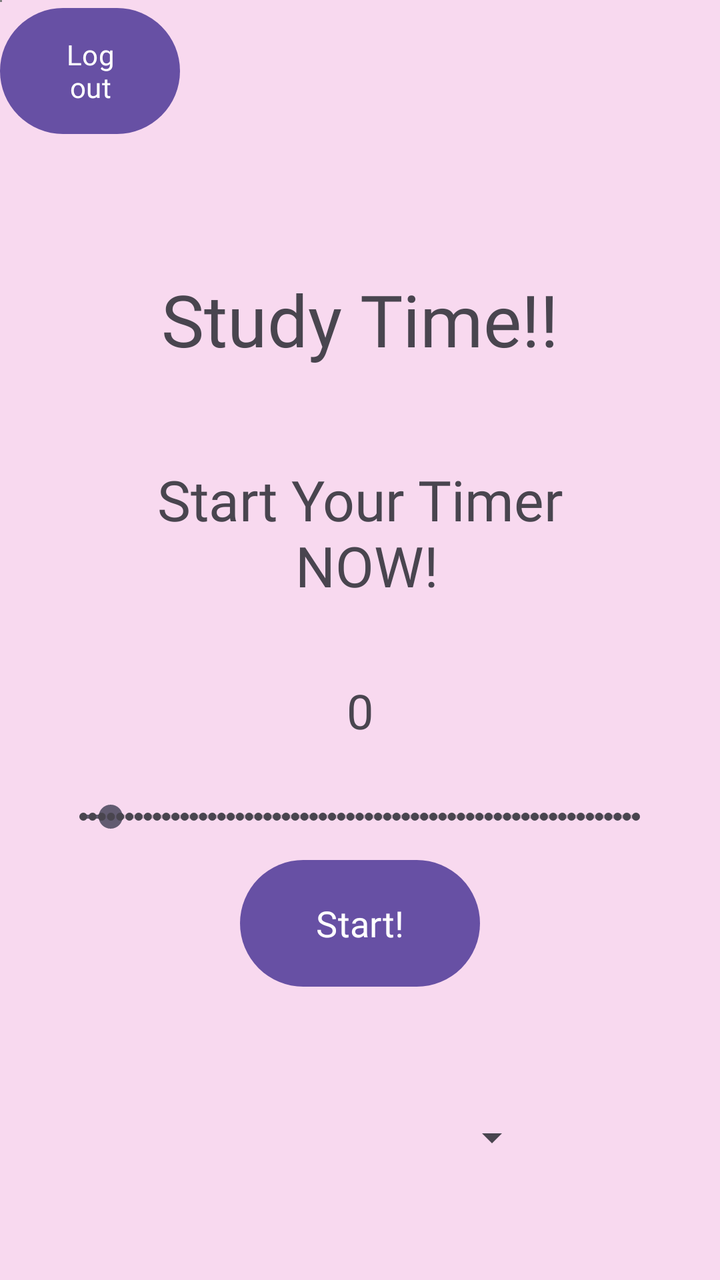
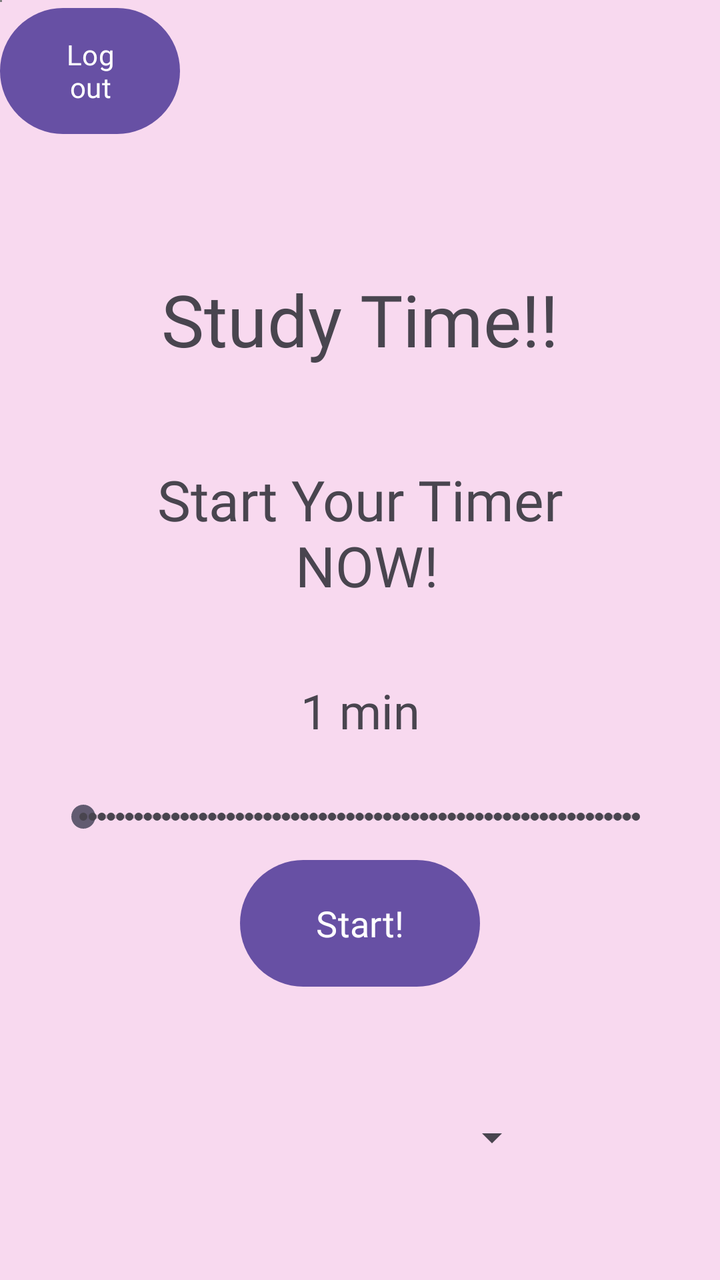

The first picture is an Android layout as it rendered before a commit; the second is the same layout after the commit. The layout source and the unified diff follow.
<!-- AndroidManifest.xml: application theme Theme.LockInApp -->
<!-- res/layout/study_fragment.xml -->
<?xml version="1.0" encoding="utf-8"?>
<androidx.constraintlayout.widget.ConstraintLayout xmlns:android="http://schemas.android.com/apk/res/android"
    xmlns:app="http://schemas.android.com/apk/res-auto"
    xmlns:tools="http://schemas.android.com/tools"
    android:id="@+id/main"
    android:layout_width="match_parent"
    android:layout_height="match_parent"
    tools:context=".MainStudyActivity">

    <LinearLayout
        android:layout_width="match_parent"
        android:layout_height="match_parent"
        android:background="#F8D9EF"
        android:orientation="vertical">

        <LinearLayout
            android:layout_width="match_parent"
            android:layout_height="0dp"
            android:layout_weight="2"
            android:orientation="horizontal">

            <Button
                android:id="@+id/btnLogOut"
                android:layout_width="0dp"
                android:layout_height="match_parent"
                android:layout_weight="1"
                android:fontFamily="@font/actor"
                android:text="Log out"
                android:textSize="14sp" />

            <Space
                android:layout_width="0dp"
                android:layout_height="match_parent"
                android:layout_weight="3" />
        </LinearLayout>

        <Space
            android:layout_width="wrap_content"
            android:layout_height="0dp"
            android:layout_weight="1" />

        <TextView
            android:id="@+id/textView"
            android:layout_width="match_parent"
            android:layout_height="0dp"
            android:layout_weight="3"
            android:fontFamily="@font/actor"
            android:gravity="center"
            android:text="Study Time!!"
            android:textSize="36sp" />

        <TextView
            android:id="@+id/textView4"
            android:layout_width="match_parent"
            android:layout_height="0dp"
            android:layout_weight="3"
            android:fontFamily="@font/actor"
            android:gravity="center"
            android:text="Start Your Timer\n NOW!"
            android:textSize="28sp" />

        <TextView
            android:id="@+id/tvSelectedTime"
            android:layout_width="match_parent"
            android:layout_height="0dp"
            android:layout_weight="2"
            android:fontFamily="@font/aldrich"
            android:gravity="center"
            android:text="0"
            android:textSize="24sp" />

        <LinearLayout
            android:layout_width="match_parent"
            android:layout_height="0dp"
            android:layout_weight="1"
            android:orientation="horizontal">

            <Space
                android:layout_width="wrap_content"
                android:layout_height="wrap_content"
                android:layout_weight="1" />

            <SeekBar
                android:id="@+id/seekBarTime"
                style="@style/Widget.AppCompat.SeekBar.Discrete"
                android:layout_width="0dp"
                android:layout_height="match_parent"
                android:layout_weight="12"
                android:max="60"
                android:progress="3" />

            <Space
                android:layout_width="wrap_content"
                android:layout_height="wrap_content"
                android:layout_weight="1" />
        </LinearLayout>

        <LinearLayout
            android:layout_width="match_parent"
            android:layout_height="0dp"
            android:layout_weight="2"
            android:orientation="horizontal">

            <Space
                android:layout_width="0dp"
                android:layout_height="match_parent"
                android:layout_weight="1" />

            <Button
                android:id="@+id/btnToggleTimer"
                android:layout_width="0dp"
                android:layout_height="match_parent"
                android:layout_weight="1"
                android:fontFamily="@font/actor"
                android:text="Start!"
                android:textSize="18sp" />

            <Space
                android:layout_width="0dp"
                android:layout_height="match_parent"
                android:layout_weight="1" />
        </LinearLayout>

        <Space
            android:layout_width="match_parent"
            android:layout_height="0dp"
            android:layout_weight="1" />

        <LinearLayout
            android:layout_width="match_parent"
            android:layout_height="0dp"
            android:layout_weight="2"
            android:orientation="horizontal">

            <Space
                android:layout_width="0dp"
                android:layout_height="match_parent"
                android:layout_weight="1" />

            <Spinner
                android:id="@+id/spinnerSubjects"
                android:layout_width="0dp"
                android:layout_height="match_parent"
                android:layout_weight="2" />

            <Space
                android:layout_width="0dp"
                android:layout_height="match_parent"
                android:layout_weight="1" />
        </LinearLayout>

        <Space
            android:layout_width="match_parent"
            android:layout_height="0dp"
            android:layout_weight="1" />

    </LinearLayout>

    <androidx.camera.view.PreviewView
        android:id="@+id/cameraPreview"
        android:layout_width="1dp"
        android:layout_height="1dp"
        android:visibility="visible"
        app:layout_constraintTop_toTopOf="parent"
        app:layout_constraintStart_toStartOf="parent"/>

</androidx.constraintlayout.widget.ConstraintLayout>
<!-- resources referenced by this layout -->
<resources>
  <style name="Theme.LockInApp" parent="Base.Theme.LockInApp" />
  <style name="Base.Theme.LockInApp" parent="Theme.Material3.DayNight.NoActionBar">
          
          
      </style>
</resources>

<!-- the commit's change to res/layout/study_fragment.xml (unified diff, before → after) -->
@@ -66,7 +66,7 @@
             android:layout_weight="2"
             android:fontFamily="@font/aldrich"
             android:gravity="center"
-            android:text="0"
+            android:text="1 min"
             android:textSize="24sp" />
 
         <LinearLayout
@@ -87,7 +87,7 @@
                 android:layout_height="match_parent"
                 android:layout_weight="12"
                 android:max="60"
-                android:progress="3" />
+                android:progress="0" />
 
             <Space
                 android:layout_width="wrap_content"
